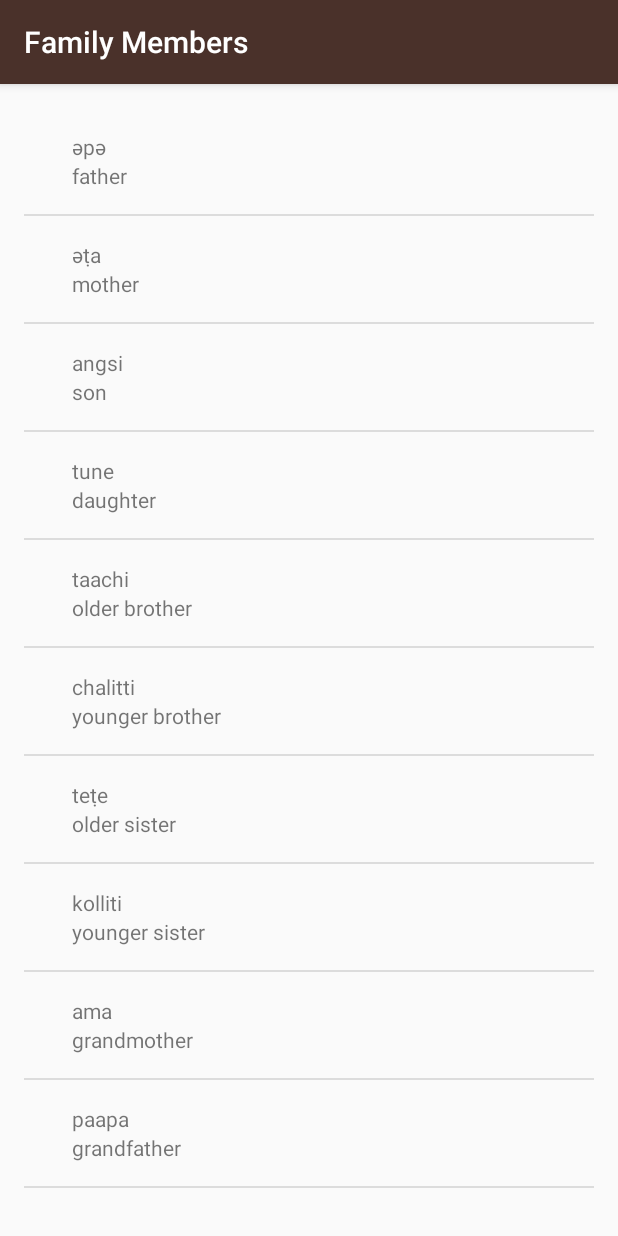
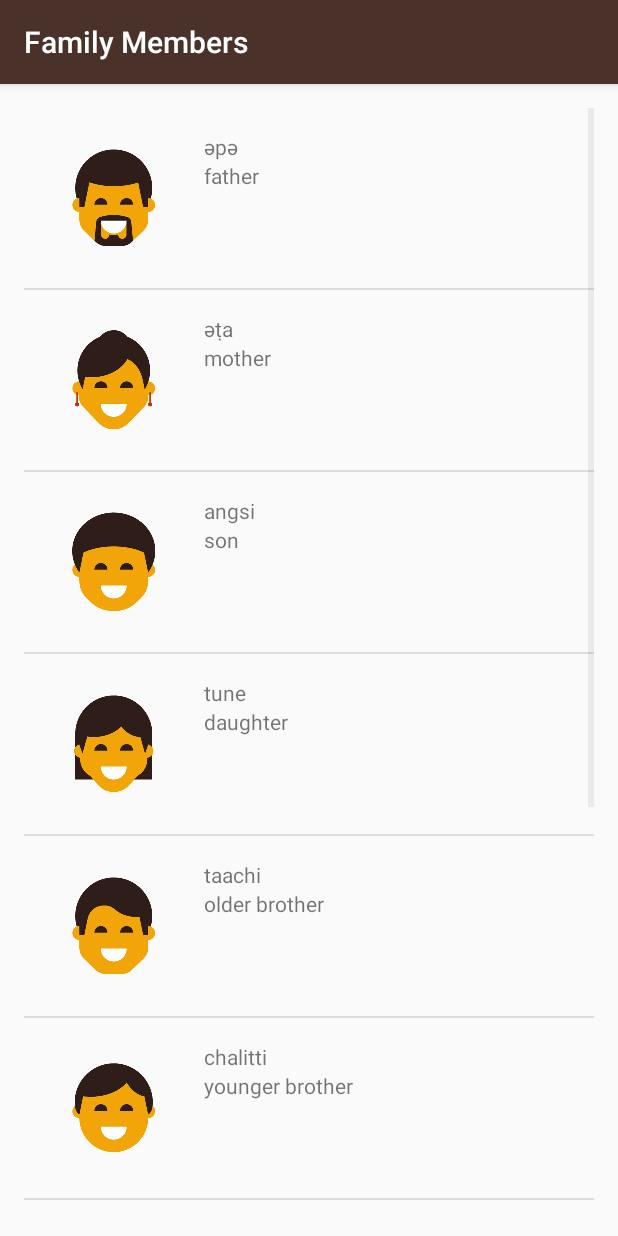
Before and after one commit to chengye233/miwok, an Android app: the FamilyActivity screen opened directly, with no data from a screen before it, on a phone screen of 412 x 824 dp. Run offline under Robolectric (Android 15) with nearby library versions, the light colour scheme and no system bars.

Commit message:
添加家庭成员和数字的图标。

```diff
--- a/app/src/main/java/com/example/android/miwok/FamilyActivity.java
+++ b/app/src/main/java/com/example/android/miwok/FamilyActivity.java
@@ -16,16 +16,17 @@
 
         // 家庭成员WordList
         List<Word> words = new ArrayList<>();
-        words.add(new Word("father", "әpә"));
-        words.add(new Word("mother", "әṭa"));
-        words.add(new Word("son", "angsi"));
-        words.add(new Word("daughter", "tune"));
-        words.add(new Word("older brother", "taachi"));
-        words.add(new Word("younger brother", "chalitti"));
-        words.add(new Word("older sister", "teṭe"));
-        words.add(new Word("younger sister", "kolliti"));
-        words.add(new Word("grandmother ", "ama"));
-        words.add(new Word("grandfather", "paapa"));
+        words.add(new Word("father", "әpә", R.drawable.family_father));
+        words.add(new Word("mother", "әṭa", R.drawable.family_mother));
+        words.add(new Word("son", "angsi", R.drawable.family_son));
+        words.add(new Word("daughter", "tune", R.drawable.family_daughter));
+        words.add(new Word("older brother", "taachi", R.drawable.family_older_brother));
+        words.add(new Word("younger brother", "chalitti", R.drawable.family_younger_brother));
+        words.add(new Word("older sister", "teṭe", R.drawable.family_older_sister));
+        words.add(new Word("younger sister", "kolliti", R.drawable.family_younger_sister));
+        words.add(new Word("grandmother ", "ama", R.drawable.family_grandmother));
+        words.add(new Word("grandfather", "paapa", R.drawable.family_grandfather));
+
 
         // 使用WordAdapter
         WordAdapter wordAdapter = new WordAdapter(this, R.layout.list_item, words);
```
Also changed, not shown: app/src/main/java/com/example/android/miwok/NumbersActivity.java (+10 -10 lines).
